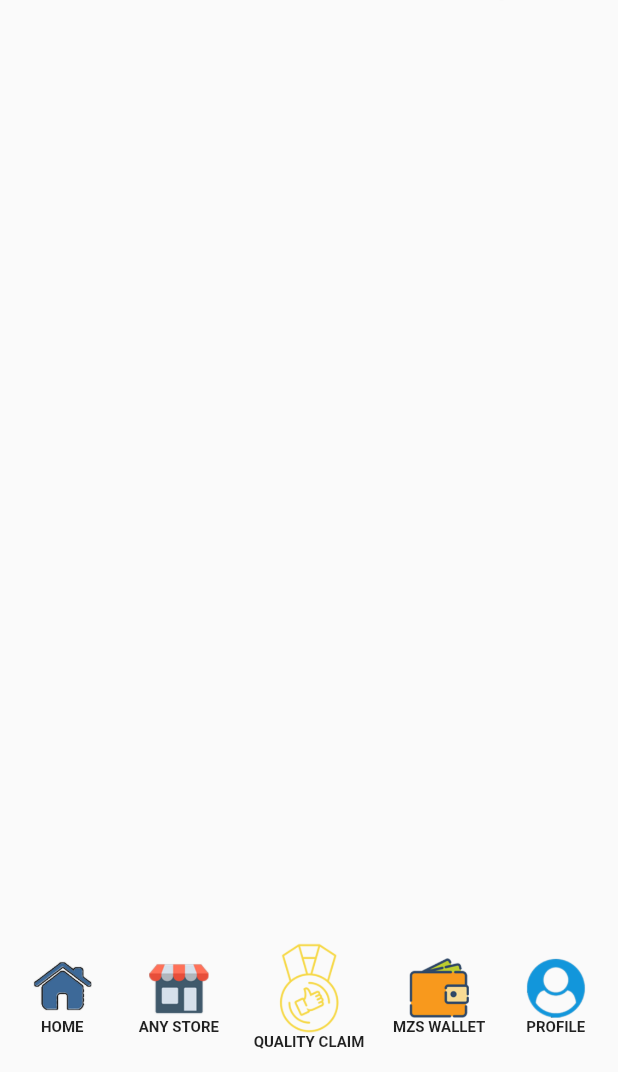
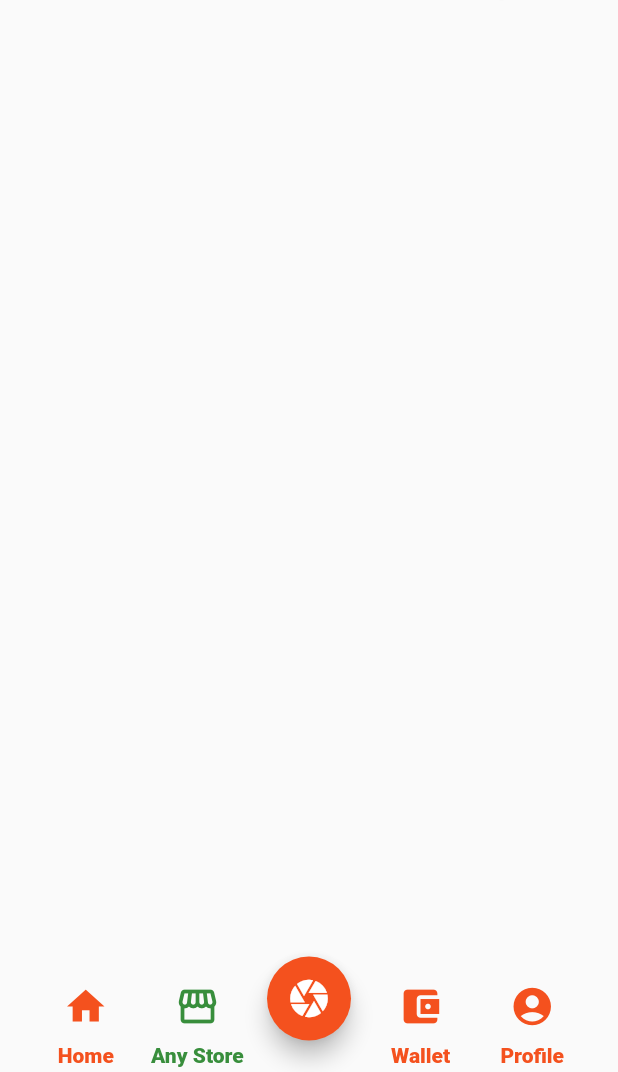
Before and after one commit to bharat-Sl/myzon, a Flutter app: the screen it shows after launch, item 2 of the bottom bar chosen, on a phone screen of 412 x 824 dp, the part 164-1236 px from its top. Run offline on Flutter 3.47's test engine with Material 2 defaults, Android fonts, the light colour scheme and no system bars; our stand-ins replace carousel_slider, dotted_line, font_awesome_flutter.

Commit message:
updated navi bar

```diff
--- a/lib/components/language_tile.dart
+++ b/lib/components/language_tile.dart
@@ -58,7 +58,8 @@ class LanguageTile extends StatelessWidget {
                     width: 40,
                     height: 40,
                     child: Image.asset("assets/images/new/$image"),
-                  ))
+                  ),
+                ),
         ],
       ),
     );
--- a/lib/screens/dashboard.dart
+++ b/lib/screens/dashboard.dart
@@ -12,14 +12,23 @@ class Dashboard extends StatefulWidget {
   _DashboardState createState() => _DashboardState();
 }
 
-class _DashboardState extends State<Dashboard> {
+class _DashboardState extends State<Dashboard>
+    with SingleTickerProviderStateMixin {
   CarouselController buttonCarouselController = CarouselController();
-  int index = 0;
+  TabController _tabController;
   final GlobalKey<ScaffoldState> _scaffoldKey = new GlobalKey<ScaffoldState>();
 
   @override
+  void initState() {
+    super.initState();
+    _tabController = TabController(vsync: this, length: 5);
+  }
+
+  @override
   Widget build(BuildContext context) {
-    return Scaffold(
+    return DefaultTabController(
+      length: 5,
+      child: Scaffold(
         key: _scaffoldKey,
         body: Padding(
           padding: const EdgeInsets.symmetric(horizontal: 10.0),
@@ -76,12 +85,93 @@ class _DashboardState extends State<Dashboard> {
                   ],
                 ),
               ),
-            [
+              Expanded(
+                child: TabBarView(
+                    controller: _tabController,
+                    physics: NeverScrollableScrollPhysics(),
+                    children: [
                       Home(),
                       Container(),
                       Container(),
                       Container(),
-            ][index],
+                      Container(),
+                    ]),
+              ),
+              Container(
+                width: MediaQuery.of(context).size.width,
+                height: 60,
+                child: Stack(
+                  children: [
+                    Container(
+                      width: MediaQuery.of(context).size.width,
+                      padding: EdgeInsets.symmetric(horizontal: 10),
+                      height: 60,
+                      child: TabBar(
+                        controller: _tabController,
+                        indicator: UnderlineTabIndicator(
+                            insets: EdgeInsets.symmetric(horizontal: 10),
+                            borderSide: BorderSide(
+                              width: 6.0,
+                              color: Colors.transparent,
+                            )),
+                        labelColor: Colors.green[700],
+                        labelPadding: EdgeInsets.zero,
+                        labelStyle: TextStyle(fontWeight: FontWeight.w900),
+                        unselectedLabelColor: Colors.deepOrange[600],
+                        tabs: [
+                          Tab(
+                            text: "Home",
+                            icon: Icon(
+                              Icons.home,
+                              color: _tabController.index == 0
+                                  ? Colors.green[700]
+                                  : Colors.deepOrange[600],
+                              size: 30,
+                            ),
+                          ),
+                          Tab(
+                            text: "Any Store",
+                            icon: Icon(
+                              Icons.storefront,
+                              color: _tabController.index == 1
+                                  ? Colors.green[700]
+                                  : Colors.deepOrange[600],
+                              size: 30,
+                            ),
+                          ),
+                          SizedBox(
+                            width: 20,
+                          ),
+                          Tab(
+                            text: "Wallet",
+                            icon: Icon(
+                              Icons.account_balance_wallet,
+                              color: _tabController.index == 3
+                                  ? Colors.green[700]
+                                  : Colors.deepOrange[600],
+                              size: 30,
+                            ),
+                          ),
+                          Tab(
+                            text: "Profile",
+                            icon: Icon(
+                              Icons.account_circle,
+                              color: _tabController.index == 4
+                                  ? Colors.green[700]
+                                  : Colors.deepOrange[600],
+                              size: 30,
+                            ),
+                          ),
+                        ],
+                        onTap: (int index) {
+                          _tabController.index = index;
+                          setState(() {});
+                        },
+                      ),
+                    ),
+                  ],
+                ),
+              ),
             ],
           ),
         ),
@@ -113,7 +203,8 @@ class _DashboardState extends State<Dashboard> {
                               Row(
                                 children: [
                                   Container(
-                                    width: (MediaQuery.of(context).size.width -
+                                      width:
+                                          (MediaQuery.of(context).size.width -
                                                   50) /
                                               9,
                                       child: Image.asset(
@@ -170,8 +261,8 @@ class _DashboardState extends State<Dashboard> {
                       ),
                       Text(
                         "All Categories",
-                      style:
-                          TextStyle(fontSize: 18, fontWeight: FontWeight.bold),
+                        style: TextStyle(
+                            fontSize: 18, fontWeight: FontWeight.bold),
                       )
                     ],
                   ),
@@ -185,8 +276,8 @@ class _DashboardState extends State<Dashboard> {
                     );
                   },
                   child: Padding(
-                  padding:
-                      const EdgeInsets.symmetric(horizontal: 15.0, vertical: 5),
+                    padding: const EdgeInsets.symmetric(
+                        horizontal: 15.0, vertical: 5),
                     child: Row(
                       children: [
                         Container(
@@ -214,8 +305,8 @@ class _DashboardState extends State<Dashboard> {
                     );
                   },
                   child: Padding(
-                  padding:
-                      const EdgeInsets.symmetric(horizontal: 15.0, vertical: 5),
+                    padding: const EdgeInsets.symmetric(
+                        horizontal: 15.0, vertical: 5),
                     child: Row(
                       children: [
                         Container(
@@ -243,8 +334,8 @@ class _DashboardState extends State<Dashboard> {
                     );
                   },
                   child: Padding(
-                  padding:
-                      const EdgeInsets.symmetric(horizontal: 15.0, vertical: 5),
+                    padding: const EdgeInsets.symmetric(
+                        horizontal: 15.0, vertical: 5),
                     child: Row(
                       children: [
                         Container(
@@ -272,8 +363,8 @@ class _DashboardState extends State<Dashboard> {
                     );
                   },
                   child: Padding(
-                  padding:
-                      const EdgeInsets.symmetric(horizontal: 15.0, vertical: 5),
+                    padding: const EdgeInsets.symmetric(
+                        horizontal: 15.0, vertical: 5),
                     child: Row(
                       children: [
                         Container(
@@ -306,8 +397,8 @@ class _DashboardState extends State<Dashboard> {
                       ),
                       Text(
                         "My Account",
-                      style:
-                          TextStyle(fontSize: 18, fontWeight: FontWeight.bold),
+                        style: TextStyle(
+                            fontSize: 18, fontWeight: FontWeight.bold),
                       )
                     ],
                   ),
@@ -326,8 +417,8 @@ class _DashboardState extends State<Dashboard> {
                       ),
                       Text(
                         "Notification",
-                      style:
-                          TextStyle(fontSize: 18, fontWeight: FontWeight.bold),
+                        style: TextStyle(
+                            fontSize: 18, fontWeight: FontWeight.bold),
                       )
                     ],
                   ),
@@ -346,8 +437,8 @@ class _DashboardState extends State<Dashboard> {
                       ),
                       Text(
                         "Chat Box",
-                      style:
-                          TextStyle(fontSize: 18, fontWeight: FontWeight.bold),
+                        style: TextStyle(
+                            fontSize: 18, fontWeight: FontWeight.bold),
                       )
                     ],
                   ),
@@ -361,32 +452,32 @@ class _DashboardState extends State<Dashboard> {
                 ),
                 SizedBox(height: 20),
                 Padding(
-                padding:
-                    const EdgeInsets.symmetric(horizontal: 8.0, vertical: 2.0),
+                  padding: const EdgeInsets.symmetric(
+                      horizontal: 8.0, vertical: 2.0),
                   child: Text(
                     "Help Center",
                     style: TextStyle(fontSize: 20, fontWeight: FontWeight.bold),
                   ),
                 ),
                 Padding(
-                padding:
-                    const EdgeInsets.symmetric(horizontal: 8.0, vertical: 2.0),
+                  padding: const EdgeInsets.symmetric(
+                      horizontal: 8.0, vertical: 2.0),
                   child: Text(
                     "Privacy Policy",
                     style: TextStyle(fontSize: 20, fontWeight: FontWeight.bold),
                   ),
                 ),
                 Padding(
-                padding:
-                    const EdgeInsets.symmetric(horizontal: 8.0, vertical: 2.0),
+                  padding: const EdgeInsets.symmetric(
+                      horizontal: 8.0, vertical: 2.0),
                   child: Text(
                     "Notifications Preference",
                     style: TextStyle(fontSize: 20, fontWeight: FontWeight.bold),
                   ),
                 ),
                 Padding(
-                padding:
-                    const EdgeInsets.symmetric(horizontal: 8.0, vertical: 2.0),
+                  padding: const EdgeInsets.symmetric(
+                      horizontal: 8.0, vertical: 2.0),
                   child: Text(
                     "Legal",
                     style: TextStyle(fontSize: 20, fontWeight: FontWeight.bold),
@@ -396,134 +487,18 @@ class _DashboardState extends State<Dashboard> {
             ),
           ),
         ),
-      bottomNavigationBar: Container(
-        height: 100,
-        child: Row(
-          mainAxisAlignment: MainAxisAlignment.spaceEvenly,
-          crossAxisAlignment: CrossAxisAlignment.center,
-          children: [
-            InkWell(
-              onTap: () {
-                setState(() {
-                  index = 0;
-                });
-                print(index);
-              },
-              child: Container(
-                width: (MediaQuery.of(context).size.width - 50) / 5,
-                child: Column(
-                  mainAxisSize: MainAxisSize.min,
-                  children: [
-                    Container(
-                        width: (MediaQuery.of(context).size.width - 50) / 9,
-                        child: Image.asset("assets/images/17.png")),
-                    Text(
-                      "HOME",
-                      style:
-                          TextStyle(fontSize: 10, fontWeight: FontWeight.w700),
-                      textAlign: TextAlign.center,
-                    )
-                  ],
+        floatingActionButtonLocation: FloatingActionButtonLocation.centerFloat,
+        floatingActionButton: Padding(
+          padding: const EdgeInsets.only(bottom: 5),
+          child: FloatingActionButton(
+            backgroundColor: Colors.deepOrange[600],
+            child: Icon(
+              Icons.camera,
+              color: Colors.white,
+              size: 30,
             ),
+            onPressed: () async {},
           ),
-            ),
-            InkWell(
-              onTap: () {
-                setState(() {
-                  index = 1;
-                });
-              },
-              child: Container(
-                width: (MediaQuery.of(context).size.width - 50) / 5,
-                child: Column(
-                  mainAxisSize: MainAxisSize.min,
-                  children: [
-                    Container(
-                        width: (MediaQuery.of(context).size.width - 50) / 9,
-                        child: Image.asset("assets/images/18.png")),
-                    Text(
-                      "ANY STORE",
-                      style:
-                          TextStyle(fontSize: 10, fontWeight: FontWeight.w700),
-                      textAlign: TextAlign.center,
-                    )
-                  ],
-                ),
-              ),
-            ),
-            InkWell(
-              onTap: () {
-                setState(() {
-                  index = 2;
-                });
-              },
-              child: Container(
-                width: (MediaQuery.of(context).size.width - 50) / 4,
-                child: Column(
-                  mainAxisSize: MainAxisSize.min,
-                  children: [
-                    Container(
-                        width: (MediaQuery.of(context).size.width - 50) / 6,
-                        child: Image.asset("assets/images/19.png")),
-                    Text(
-                      "QUALITY CLAIM",
-                      style:
-                          TextStyle(fontSize: 10, fontWeight: FontWeight.w700),
-                      textAlign: TextAlign.center,
-                    )
-                  ],
-                ),
-              ),
-            ),
-            InkWell(
-              onTap: () {
-                setState(() {
-                  index = 3;
-                });
-              },
-              child: Container(
-                width: (MediaQuery.of(context).size.width - 50) / 5,
-                child: Column(
-                  mainAxisSize: MainAxisSize.min,
-                  children: [
-                    Container(
-                        width: (MediaQuery.of(context).size.width - 50) / 9,
-                        child: Image.asset("assets/images/20.png")),
-                    Text(
-                      "MZS WALLET",
-                      style:
-                          TextStyle(fontSize: 10, fontWeight: FontWeight.w700),
-                      textAlign: TextAlign.center,
-                    )
-                  ],
-                ),
-              ),
-            ),
-            InkWell(
-              onTap: () {
-                setState(() {
-                  index = 4;
-                });
-              },
-              child: Container(
-                width: (MediaQuery.of(context).size.width - 50) / 5,
-                child: Column(
-                  mainAxisSize: MainAxisSize.min,
-                  children: [
-                    Container(
-                        width: (MediaQuery.of(context).size.width - 50) / 9,
-                        child: Image.asset("assets/images/21.png")),
-                    Text(
-                      "PROFILE",
-                      style:
-                          TextStyle(fontSize: 10, fontWeight: FontWeight.w700),
-                      textAlign: TextAlign.center,
-                    )
-                  ],
-                ),
-              ),
-            ),
-          ],
         ),
       ),
     );
--- a/lib/screens/home.dart
+++ b/lib/screens/home.dart
@@ -130,7 +130,7 @@ class _HomeState extends State<Home> {
                 Container(
                   width: (MediaQuery.of(context).size.width - 50) / 4,
                   child: Text(
-                    "FOOTWEAR",
+                    "ACCESSORIES",
                     style: TextStyle(fontSize: 12, fontWeight: FontWeight.w800),
                     textAlign: TextAlign.center,
                   ),
```
Lines whose indentation alone changed are shown as unchanged.
